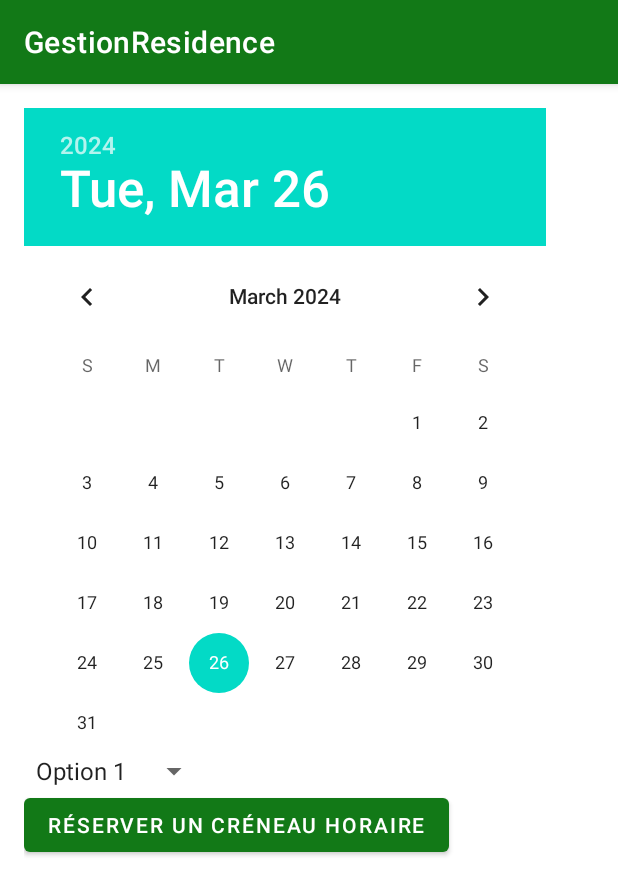
After one commit to TorielLink/app-gestion-residence, an Android app: the fragment ReservationFragment shown on its own in the app's theme, on a phone screen of 412 x 824 dp. The commit adds this screen. Shown: the top 895 px of the screen. Run offline under Robolectric (Android 15) with nearby library versions, the phone set to English and light mode, and no system bars.

Commit message:
Début de la réservation d'un créneau
_________
À FAIRE :
- Faire le stockage des créneaux réservés dans la base
- Gérer malus / bonus
- Récupérer les équipements d'un ménage
-Récupérer la consommation d'un créneau

```diff
--- a/app/src/main/java/iut/dam/gestionresidence/MainActivity.java
+++ b/app/src/main/java/iut/dam/gestionresidence/MainActivity.java
@@ -104,7 +104,8 @@ public class MainActivity extends AppCompatActivity implements SharedPreferences
 
     private void setImgUser(ImageView imgUser, Context context) {
         trimCache(context);
-        String urlString = "http://remi-lem.alwaysdata.net/gestionResidence/getProfilePicture.php?token="+TokenManager.getToken();
+        String urlString = "http://remi-lem.alwaysdata.net/gestionResidence/getProfilePicture.php?token="
+                + TokenManager.getToken();
         Ion.with(this)
                 .load(urlString)
                 .asBitmap()
--- /dev/null
+++ b/app/src/main/java/iut/dam/gestionresidence/ui/fragments/list_habitats/ReservationFragment.java
@@ -0,0 +1,100 @@
+package iut.dam.gestionresidence.ui.fragments.list_habitats;
+
+import android.app.AlertDialog;
+import android.os.Bundle;
+import android.view.LayoutInflater;
+import android.view.View;
+import android.view.ViewGroup;
+import android.widget.AdapterView;
+import android.widget.ArrayAdapter;
+import android.widget.Button;
+import android.widget.Spinner;
+import android.widget.Toast;
+
+import androidx.annotation.NonNull;
+import androidx.fragment.app.Fragment;
+
+import java.util.ArrayList;
+import java.util.List;
+
+import iut.dam.gestionresidence.databinding.FragmentReservationBinding;
+import iut.dam.gestionresidence.entities.Appliance;
+
+public class ReservationFragment extends Fragment {
+    private final List<Appliance> appliances = new ArrayList<>();
+    private static final double DAILY_ENERGY_THRESHOLD = 1000;
+
+    public ReservationFragment() {}
+
+    @Override
+    public View onCreateView(@NonNull LayoutInflater inflater, ViewGroup container, Bundle savedInstanceState) {
+        FragmentReservationBinding binding = FragmentReservationBinding.inflate(inflater, container,
+                false);
+        View root = binding.getRoot();
+
+        Spinner spinnerAppliances = binding.spinnerAppliances;
+
+        String[] appliancesOptions = {"Option 1", "Option 2", "Option 3"}; // TODO: get user's appliances
+        ArrayAdapter<?> appliancesAdapter = new ArrayAdapter<>(requireContext(),
+                android.R.layout.simple_spinner_item, appliancesOptions);
+
+        spinnerAppliances.setAdapter(appliancesAdapter);
+        spinnerAppliances.setOnItemSelectedListener(new AdapterView.OnItemSelectedListener() {
+            @Override
+            public void onItemSelected(AdapterView<?> parent, View view, int position, long id) {
+                String selectedOption = (String) appliancesAdapter.getItem(position);
+                Toast.makeText(requireContext(), "Item: " + selectedOption,
+                        Toast.LENGTH_SHORT).show();
+            }
+
+            @Override
+            public void onNothingSelected(AdapterView<?> parent) {
+
+            }
+        });
+
+        Button btnReserve = binding.btnReserve;
+
+        btnReserve.setOnClickListener(v -> confirmReservation());
+
+        return root;
+    }
+
+    private void confirmReservation() {
+        double totalConsumption = calculateTotalConsumption();
+
+        if (totalConsumption > DAILY_ENERGY_THRESHOLD) {
+            AlertDialog.Builder builder = new AlertDialog.Builder(requireContext());
+            builder.setTitle("Confirm Reservation");
+            builder.setMessage("Total consumption exceeds daily threshold. Do you want to continue?");
+            builder.setPositiveButton("Yes", (dialog, which) -> {
+                //TODO: mettre malus éco-coins
+                storeReservationInDatabase();
+                Toast.makeText(requireContext(), "Reservation confirmed!",
+                        Toast.LENGTH_SHORT).show();
+            });
+            builder.setNegativeButton("No", (dialog, which) -> {
+                //TODO: mettre bonus éco-coins
+                appliances.clear();
+                Toast.makeText(requireContext(), "Reservation cancelled.",
+                        Toast.LENGTH_SHORT).show();
+            });
+            builder.show();
+        } else {
+            storeReservationInDatabase();
+            Toast.makeText(requireContext(), "Reservation confirmed!", Toast.LENGTH_SHORT).show();
+        }
+    }
+
+    private double calculateTotalConsumption() { // TODO : rajouter la consommation du créneau
+        double totalConsumption = 0.0;
+        for (Appliance appliance : appliances) {
+            totalConsumption += appliance.getWattage();
+        }
+        return totalConsumption;
+    }
+
+    private void storeReservationInDatabase() {
+        //TODO: faire le stockage dans la base
+    }
+}
--- /dev/null
+++ b/app/src/main/res/layout/fragment_reservation.xml
@@ -0,0 +1,26 @@
+<?xml version="1.0" encoding="utf-8"?>
+<LinearLayout xmlns:android="http://schemas.android.com/apk/res/android"
+    android:layout_width="match_parent"
+    android:layout_height="match_parent"
+    android:orientation="vertical"
+    android:padding="16dp">
+
+    <DatePicker
+        android:id="@+id/date_picker_select_date"
+        android:layout_width="match_parent"
+        android:layout_height="wrap_content" />
+
+    <!-- TODO: Spinner pour l'horaire -->
+
+    <Spinner
+        android:id="@+id/spinner_appliances"
+        android:layout_width="wrap_content"
+        android:layout_height="wrap_content"/>
+
+    <Button
+        android:id="@+id/btn_reserve"
+        android:layout_width="wrap_content"
+        android:layout_height="wrap_content"
+        android:text="Réserver un créneau horaire" />
+
+</LinearLayout>
--- a/app/src/main/res/navigation/mobile_navigation.xml
+++ b/app/src/main/res/navigation/mobile_navigation.xml
@@ -33,4 +33,10 @@
         android:id="@+id/nav_my_preferences"
         android:name="iut.dam.gestionresidence.ui.fragments.my_preferences.MyPreferencesFragment"
         android:label="@string/menu_my_preferences" />
+
+    <fragment
+        android:id="@+id/nav_reservation"
+        android:name="iut.dam.gestionresidence.ui.fragments.list_habitats.ReservationFragment"
+        android:label="@string/menu_reservation"
+        tools:layout="@layout/fragment_reservation" />
 </navigation>
--- a/app/src/main/res/values/strings.xml
+++ b/app/src/main/res/values/strings.xml
@@ -13,6 +13,7 @@
     <string name="menu_list_habitats">List of habitats</string>
     <string name="menu_my_notifications">My notifications</string>
     <string name="menu_my_preferences">My preferences</string>
+    <string name="menu_reservation">Reservation</string>
 
     <!-- Log In -->
     <string name="connect_page">Connexion page</string>
@@ -108,6 +109,9 @@
     <!-- Habitat Adapter -->
     <string name="no_appliances">No equipment</string>
 
+    <!-- Reservaion Fragment -->
+    <string name="reserve_time_slot">Reserve a time slot</string>
+
     <!-- Auto added values -->
     <string name="network_error">A network error occurred</string>
     <string name="appliance_id">Appliance ID:</string>
```
Also changed, not shown: app/src/main/java/iut/dam/gestionresidence/entities/Appliance.java (+11 -12 lines), app/src/main/java/iut/dam/gestionresidence/ui/fragments/list_habitats/ListHabitatsFragment.java (+15 -0 lines), app/src/main/res/layout/fragment_list_habitats.xml (+10 -1 lines), 3 other files.
